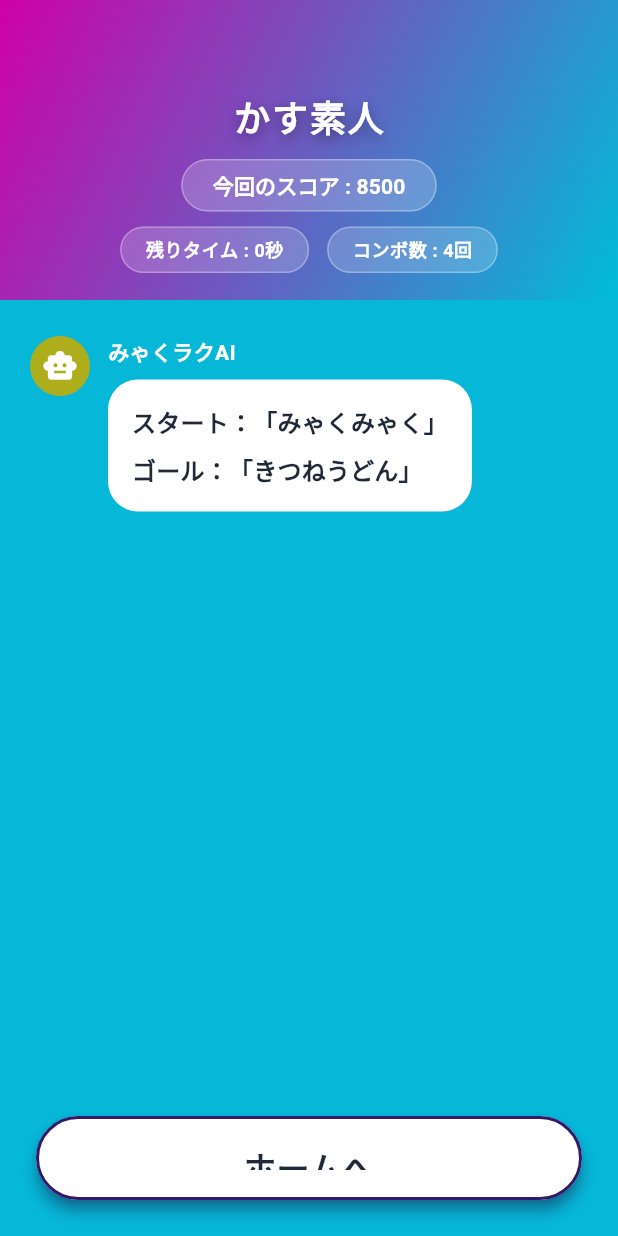
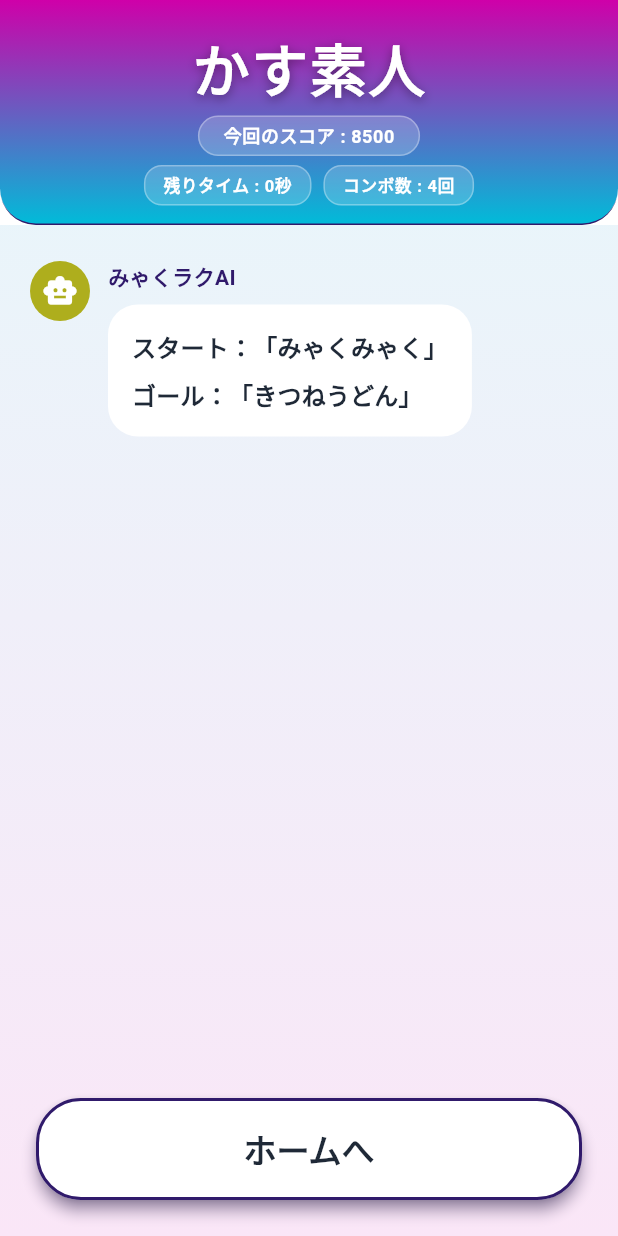
Before and after one commit to yuseiHiratsuka/tfh2025, a Flutter app: the screen it shows after launch, after a tap on "はじめる", after a tap on "トップに戻る", after a tap on "Result (Dev)", on a phone screen of 412 x 824 dp. Run offline on Flutter 3.47's test engine with Material 3 defaults, Android fonts, the phone set to English and light mode, and no system bars; our stand-ins replace cloud_firestore, firebase_auth, firebase_core, firebase_storage, flutter_hooks, freezed_annotation and 3 more; missing offline and left inert: flutter_painter_v2; accounts and stored records are empty; Roboto replaces fonts that are missing (NicomojiPlus).

Commit message:
最終画面実装

```diff
--- a/lib/pages/final_result_page.dart
+++ b/lib/pages/final_result_page.dart
@@ -34,7 +34,16 @@ class FinalResultPage extends ConsumerWidget {
           return Stack(
             children: [
               Container(
-                color: const Color(0xFF06B7D8),
+                decoration: const BoxDecoration(
+                  gradient: LinearGradient(
+                    begin: Alignment.bottomCenter,
+                    end: Alignment.topCenter,
+                    colors: [
+                      Color(0xFFFAE6F7), // rgba(204, 3, 170, 0.1) on white
+                      Color(0xFFE6F8FB), // rgba(6, 183, 216, 0.1) on white
+                    ],
+                  ),
+                ),
                 child: CustomScrollView(
                   slivers: [
                     _FinalResultSliverAppBar(room: room),
@@ -105,15 +114,15 @@ class _HeaderInfoPill extends StatelessWidget {
     final textTheme = Theme.of(context).textTheme;
 
     return Container(
-      padding: const EdgeInsets.symmetric(horizontal: 16, vertical: 6),
+      padding: const EdgeInsets.symmetric(horizontal: 12, vertical: 4),
       decoration: BoxDecoration(
-        color: Colors.white.withOpacity(0.18),
-        borderRadius: BorderRadius.circular(16),
+        color: Colors.white.withValues(alpha: 0.18),
+        borderRadius: BorderRadius.circular(12),
         border: Border.all(color: Colors.white30),
       ),
       child: Text(
         label,
-        style: textTheme.bodySmall?.copyWith(
+        style: textTheme.labelSmall?.copyWith(
           color: Colors.white,
           fontWeight: FontWeight.w600,
         ),
@@ -133,57 +142,71 @@ class _FinalResultSliverAppBar extends StatelessWidget {
     final textTheme = theme.textTheme;
 
     return SliverAppBar(
-      expandedHeight: 200,
+      expandedHeight: 150,
+      collapsedHeight: 150,
+      toolbarHeight: 150,
+      pinned: true,
       automaticallyImplyLeading: false,
       flexibleSpace: FlexibleSpaceBar(
+        expandedTitleScale: 1.0,
         background: Container(
-          padding: const EdgeInsets.fromLTRB(20, 60, 20, 16),
+          padding: const EdgeInsets.fromLTRB(16, 10, 16, 12),
           decoration: const BoxDecoration(
             gradient: LinearGradient(
               colors: [AppColors.backgroundStart, AppColors.backgroundEnd],
-              begin: Alignment.topLeft,
-              end: Alignment.bottomRight,
+              begin: Alignment.topCenter,
+              end: Alignment.bottomCenter,
+            ),
+            borderRadius: BorderRadius.only(
+              bottomLeft: Radius.circular(24),
+              bottomRight: Radius.circular(24),
+            ),
+            border: Border(
+              bottom: BorderSide(
+                color: Color(0xFF301A6B),
+              ),
             ),
           ),
           child: Column(
-            mainAxisAlignment: MainAxisAlignment.center,
+            mainAxisAlignment: MainAxisAlignment.end,
             children: [
               Text(
                 'かす素人',
-                style: textTheme.headlineSmall?.copyWith(
+                style: textTheme.titleLarge?.copyWith(
+                  fontSize: 38,
                   color: Colors.white,
                   fontWeight: FontWeight.bold,
-                  letterSpacing: 1.2,
+                  letterSpacing: 1.0,
                   shadows: const [
                     Shadow(
-                      offset: Offset(0, 3),
-                      blurRadius: 12,
+                      offset: Offset(0, 2),
+                      blurRadius: 8,
                       color: Colors.black38,
                     ),
                   ],
                 ),
               ),
-              const SizedBox(height: 12),
+              const SizedBox(height: 8),
               Container(
                 padding:
-                    const EdgeInsets.symmetric(horizontal: 20, vertical: 6),
+                    const EdgeInsets.symmetric(horizontal: 16, vertical: 4),
                 decoration: BoxDecoration(
-                  color: Colors.white.withOpacity(0.2),
-                  borderRadius: BorderRadius.circular(24),
+                  color: Colors.white.withValues(alpha: 0.2),
+                  borderRadius: BorderRadius.circular(20),
                   border: Border.all(color: Colors.white30),
                 ),
                 child: Text(
                   '今回のスコア : ${room.score ?? 0}',
-                  style: textTheme.titleSmall?.copyWith(
+                  style: textTheme.bodySmall?.copyWith(
                     color: Colors.white,
                     fontWeight: FontWeight.w600,
                   ),
                 ),
               ),
-              const SizedBox(height: 10),
+              const SizedBox(height: 6),
               Wrap(
-                spacing: 12,
-                runSpacing: 6,
+                spacing: 8,
+                runSpacing: 4,
                 alignment: WrapAlignment.center,
                 children: [
                   const _HeaderInfoPill(label: '残りタイム : 0秒'),
@@ -263,7 +286,7 @@ class _AIIntroBubble extends StatelessWidget {
                 'みゃくラクAI',
                 style: textTheme.bodyMedium?.copyWith(
                   fontWeight: FontWeight.bold,
-                  color: Colors.white,
+                  color: colorScheme.shadow,
                 ),
               ),
               const SizedBox(height: 8),
@@ -354,7 +377,7 @@ class _ParticipantHeader extends StatelessWidget {
                 participant.displayName,
                 style: textTheme.bodyMedium?.copyWith(
                   fontWeight: FontWeight.bold,
-                  color: Colors.white,
+                  color: colorScheme.shadow,
                 ),
               ),
               const SizedBox(height: 8),
@@ -446,7 +469,7 @@ class _AIResponseBubble extends StatelessWidget {
                 'みゃくラクAI',
                 style: textTheme.bodyMedium?.copyWith(
                   fontWeight: FontWeight.bold,
-                  color: Colors.white,
+                  color: colorScheme.shadow,
                 ),
               ),
               const SizedBox(height: 8),
@@ -487,7 +510,6 @@ class _FinalResultFooter extends StatelessWidget {
       padding: const EdgeInsets.all(24),
       child: SizedBox(
         width: double.infinity,
-        height: 56,
         child: ElevatedButton(
           onPressed: onPressed,
           style: ElevatedButton.styleFrom(
```
